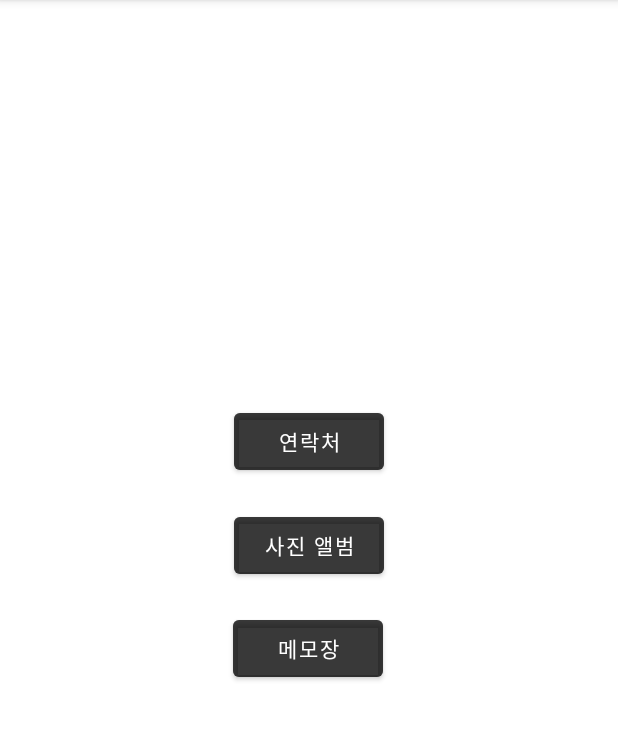
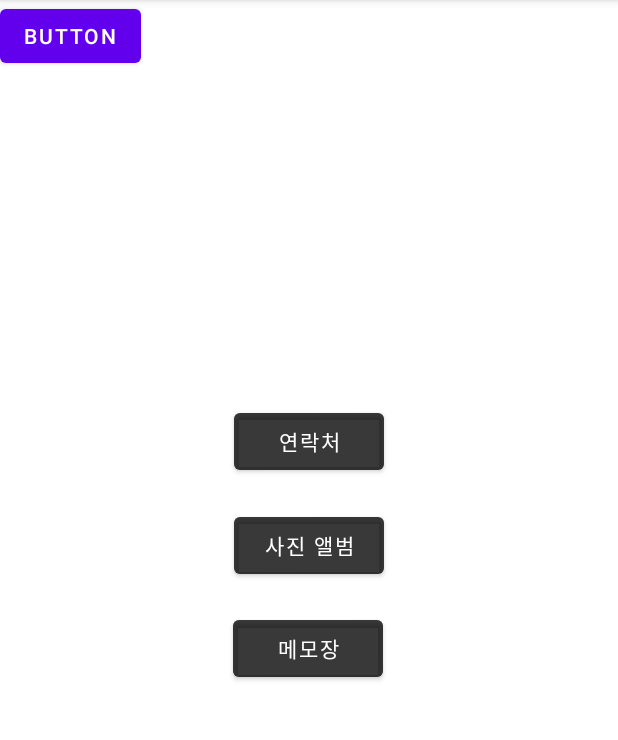
Before and after one commit to Jihyun03/madcamp_android, an Android app: the screen it shows after launch (MainActivity), on a phone screen of 412 x 824 dp, the part 84-824 px from its top. Run offline under Robolectric (Android 15) with nearby library versions, the phone set to English and light mode, and no system bars.

Commit message:
임의 버튼 추가

```diff
--- a/app/src/main/res/layout/activity_main.xml
+++ b/app/src/main/res/layout/activity_main.xml
@@ -56,5 +56,13 @@
         app:layout_constraintStart_toStartOf="parent"
         app:layout_constraintTop_toBottomOf="@+id/btn_photo_book" />
 
+    <Button
+        android:id="@+id/button"
+        android:layout_width="wrap_content"
+        android:layout_height="wrap_content"
+        android:text="Button"
+        tools:layout_editor_absoluteX="156dp"
+        tools:layout_editor_absoluteY="186dp" />
+
 
 </androidx.constraintlayout.widget.ConstraintLayout>
```
